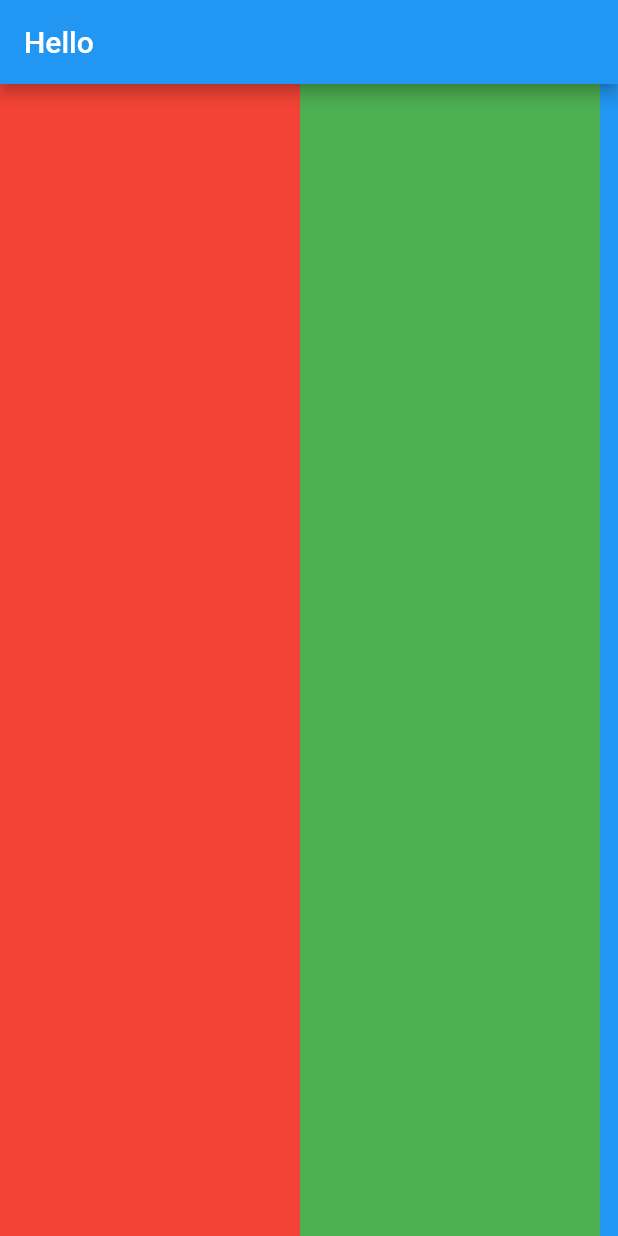
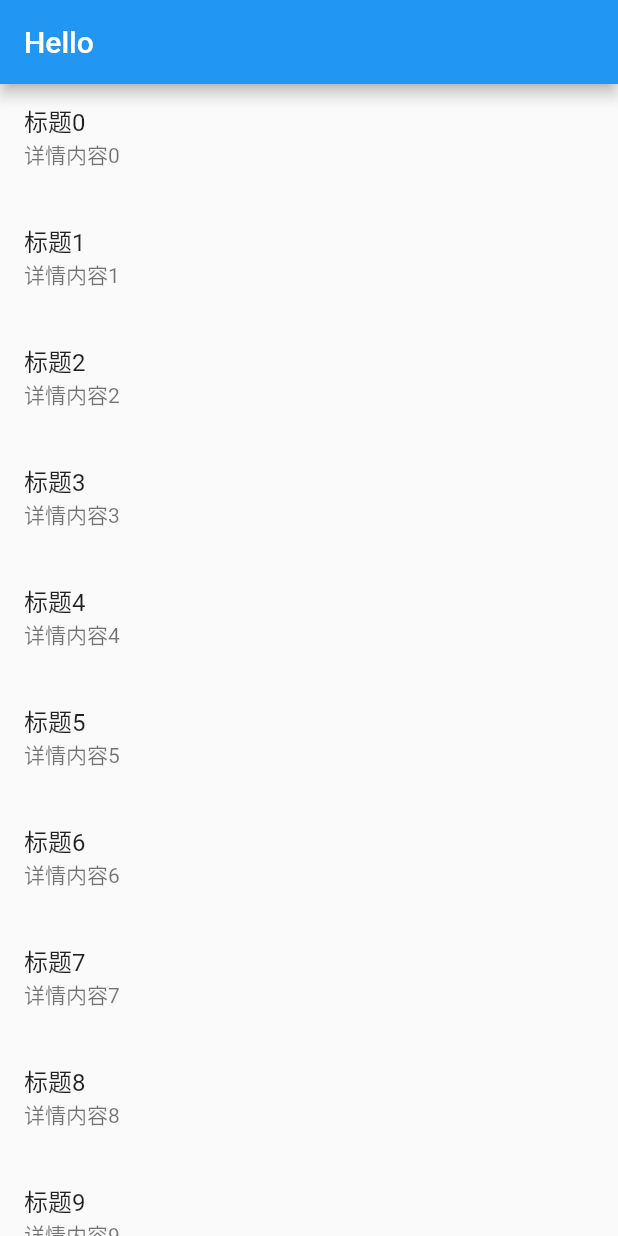
Before and after one commit to maicoder/learnFlutter, a Flutter app: the screen it shows after launch, on a phone screen of 412 x 824 dp. Run offline on Flutter 3.47's test engine with Material 2 defaults, Android fonts, the phone set to English and light mode, and no system bars.

Commit message:
Update main.dart

```diff
--- a/ch02/learn_flutter6/lib/main.dart
+++ b/ch02/learn_flutter6/lib/main.dart
@@ -23,24 +23,14 @@ class MyHomePage extends StatelessWidget {
 }
 
 class MyHomeBody extends StatelessWidget {
-
   @override
   Widget build(BuildContext context) {
-    return ListView(
-      scrollDirection: Axis.horizontal,
-      itemExtent: 200,
-      children: <Widget>[
-        Container(color: Colors.red, width: 200),
-        Container(color: Colors.green, width: 200),
-        Container(color: Colors.blue, width: 200),
-        Container(color: Colors.purple, width: 200),
-        Container(color: Colors.orange, width: 200),
-        Container(color: Colors.red, width: 200),
-        Container(color: Colors.green, width: 200),
-        Container(color: Colors.blue, width: 200),
-        Container(color: Colors.purple, width: 200),
-        Container(color: Colors.orange, width: 200),
-      ],
+    return ListView.builder(
+        itemCount: null,
+        itemExtent: 80,
+        itemBuilder: (BuildContext context, int index) {
+          return ListTile(title: Text("标题$index"), subtitle: Text("详情内容$index"));
+        }
     );
   }
 }
```
